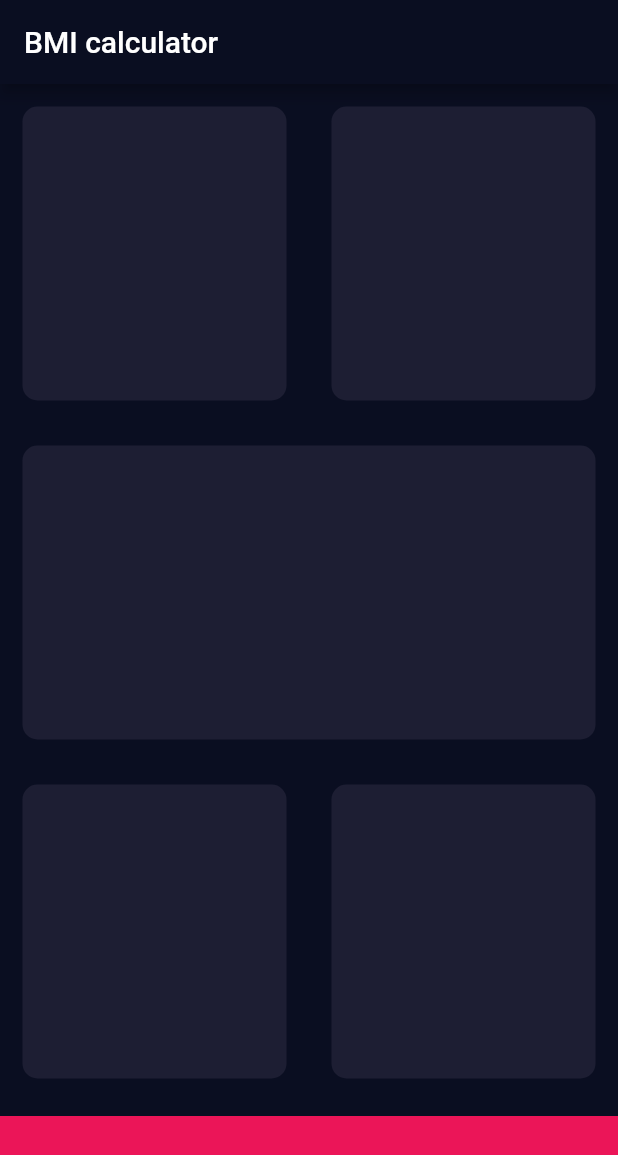
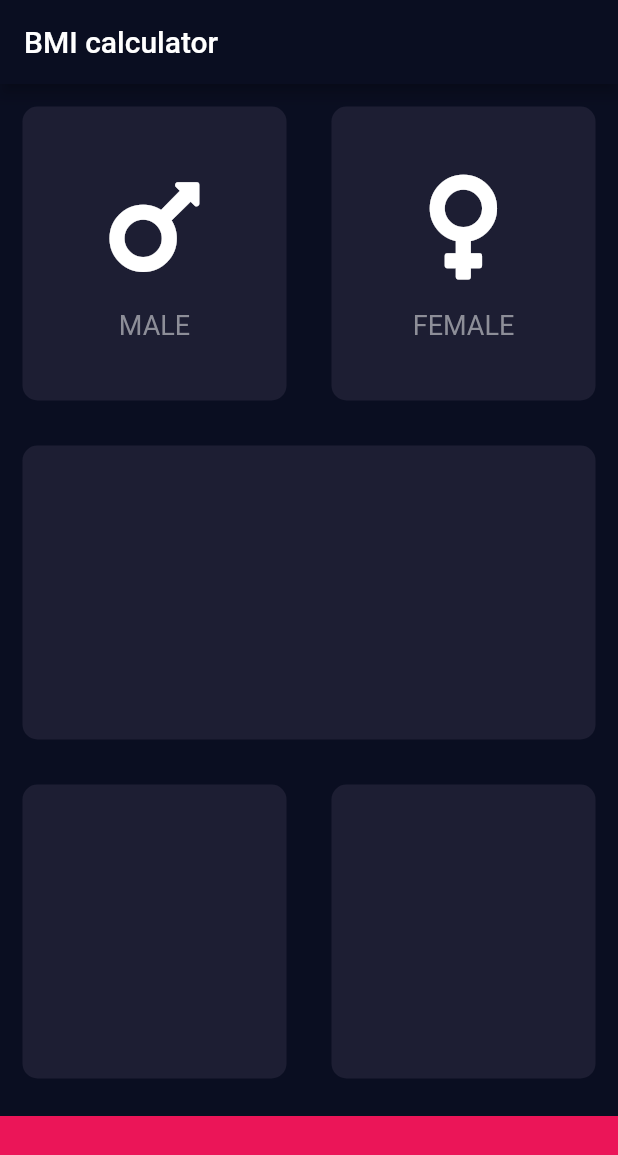
Before and after one commit to mehrbarz/BMI-calculator, a Flutter app: the screen it shows after launch, on a phone screen of 412 x 824 dp. Shown: the top 1155 px of the screen. Run offline on Flutter 3.47's test engine with Material 2 defaults, Android fonts, the phone set to English and light mode, and no system bars; our stand-ins replace font_awesome_flutter.

```diff
--- /dev/null
+++ b/bmi_calculator/lib/icon_content.dart
@@ -0,0 +1,33 @@
+import 'package:flutter/material.dart';
+
+const labelTextStyle = TextStyle(
+  fontSize: 18,
+  color: Color(0xFF8D8E98),
+);
+
+class IconContent extends StatelessWidget {
+  IconContent({this.icon, this.label});
+
+  final IconData icon;
+  final String label;
+
+  @override
+  Widget build(BuildContext context) {
+    return Column(
+      mainAxisAlignment: MainAxisAlignment.center,
+      children: [
+        Icon(
+          icon,
+          size: 80,
+        ),
+        SizedBox(
+          height: 15,
+        ),
+        Text(
+          label,
+          style: labelTextStyle,
+        )
+      ],
+    );
+  }
+}
--- a/bmi_calculator/lib/input_page.dart
+++ b/bmi_calculator/lib/input_page.dart
@@ -1,8 +1,12 @@
 import 'package:flutter/material.dart';
 import 'package:flutter/rendering.dart';
-const bottomContainerHeight = 80.0 ;
+import 'package:font_awesome_flutter/font_awesome_flutter.dart';
+import 'icon_content.dart';
+import 'reusable_card.dart';
+
+const bottomContainerHeight = 80.0;
 const coloredCard = Color(0xFF1D1E33);
-const bottomContainerColor = Color(0xFFEB1558) ;
+const bottomContainerColor = Color(0xFFEB1558);
 
 class InputPagePage extends StatefulWidget {
   @override
@@ -24,10 +28,18 @@ class _InputPagePageState extends State<InputPagePage> {
                 Expanded(
                   child: ReusableCard(
                     colour: coloredCard,
+                    cardChild: IconContent(
+                      icon: FontAwesomeIcons.mars,
+                      label: 'MALE',
+                    ),
                   ),
                 ),
                 Expanded(
                   child: ReusableCard(
+                    cardChild: IconContent(
+                      icon: FontAwesomeIcons.venus,
+                      label: 'FEMALE',
+                    ),
                     colour: coloredCard,
                   ),
                 ),
@@ -63,19 +75,3 @@ class _InputPagePageState extends State<InputPagePage> {
         ));
   }
 }
-
-class ReusableCard extends StatelessWidget {
-  ReusableCard({@required this.colour});
-  final Color colour;
-
-  @override
-  Widget build(BuildContext context) {
-    return Container(
-      margin: EdgeInsets.all(15),
-      decoration: BoxDecoration(
-        color: colour,
-        borderRadius: BorderRadius.circular(10),
-      ),
-    );
-  }
-}
--- /dev/null
+++ b/bmi_calculator/lib/reusable_card.dart
@@ -0,0 +1,19 @@
+import 'package:flutter/material.dart';
+
+class ReusableCard extends StatelessWidget {
+  ReusableCard({@required this.colour, this.cardChild});
+  final Color colour;
+  final Widget cardChild;
+
+  @override
+  Widget build(BuildContext context) {
+    return Container(
+      child: cardChild,
+      margin: EdgeInsets.all(15),
+      decoration: BoxDecoration(
+        color: colour,
+        borderRadius: BorderRadius.circular(10),
+      ),
+    );
+  }
+}
--- a/bmi_calculator/pubspec.yaml
+++ b/bmi_calculator/pubspec.yaml
@@ -28,6 +28,7 @@ dependencies:
   # The following adds the Cupertino Icons font to your application.
   # Use with the CupertinoIcons class for iOS style icons.
   cupertino_icons: ^1.0.2
+  font_awesome_flutter: ^9.0.0
 
 dev_dependencies:
   flutter_test:
```
